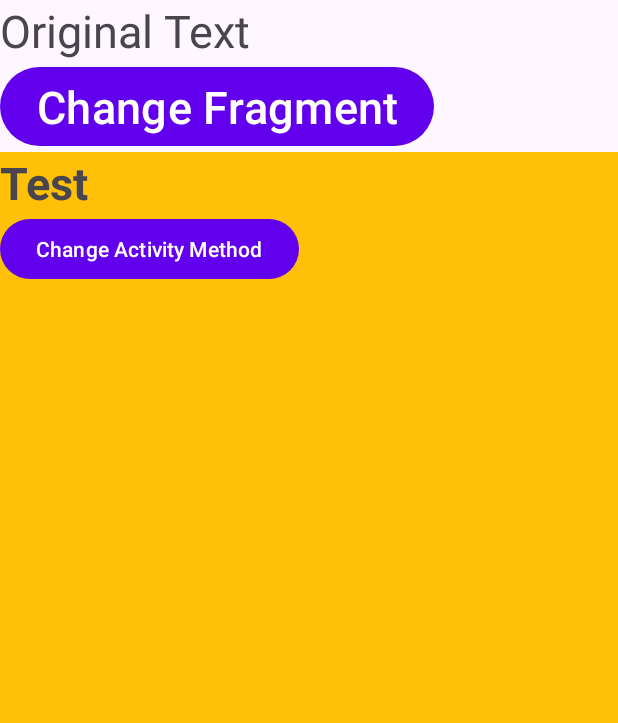
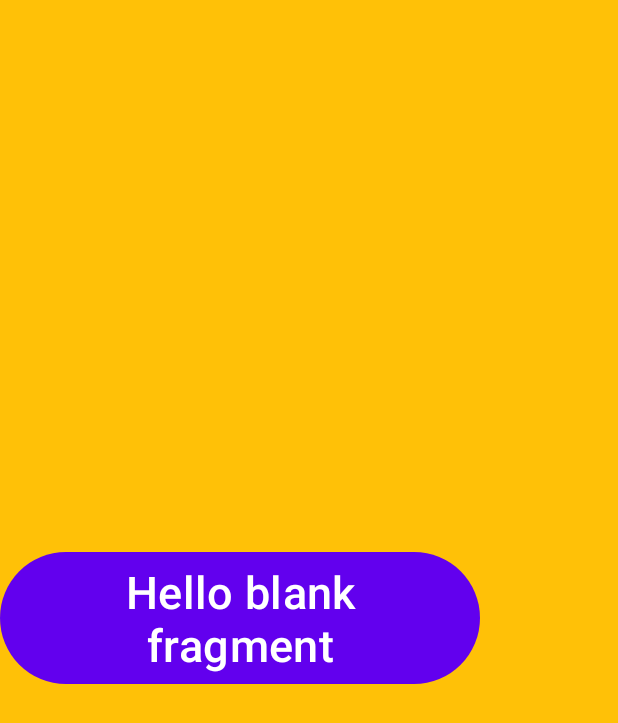
Before and after one commit to amanpreeto7/KotlinJuneBatch, an Android app: the screen it shows after launch (FragmentActivity before the commit, JetpackActivity after it), on a phone screen of 412 x 824 dp. Shown: the top 723 px of the screen. Run offline under Robolectric (Android 15) with nearby library versions, the phone set to English and light mode, and no system bars.

Commit message:
Jetpack navigation added

```diff
--- a/app/build.gradle
+++ b/app/build.gradle
@@ -46,4 +46,8 @@ dependencies {
     testImplementation 'junit:junit:4.13.2'
     androidTestImplementation 'androidx.test.ext:junit:1.1.5'
     androidTestImplementation 'androidx.test.espresso:espresso-core:3.5.1'
+
+    implementation "androidx.navigation:navigation-fragment-ktx:2.6.0"
+    implementation "androidx.navigation:navigation-ui-ktx:2.6.0"
+
 }
--- /dev/null
+++ b/app/src/main/java/com/o7solutions/kotlinjunebatch/jetpacknavigation/JetpackActivity.kt
@@ -0,0 +1,16 @@
+package com.o7solutions.kotlinjunebatch.jetpacknavigation
+
+import androidx.appcompat.app.AppCompatActivity
+import android.os.Bundle
+import androidx.navigation.NavController
+import androidx.navigation.findNavController
+import com.o7solutions.kotlinjunebatch.R
+
+class JetpackActivity : AppCompatActivity() {
+    lateinit var navController : NavController
+    override fun onCreate(savedInstanceState: Bundle?) {
+        super.onCreate(savedInstanceState)
+        setContentView(R.layout.activity_jetpack)
+        navController = findNavController(R.id.navHost)
+    }
+}
--- /dev/null
+++ b/app/src/main/java/com/o7solutions/kotlinjunebatch/jetpacknavigation/JetpackFirstFragment.kt
@@ -0,0 +1,73 @@
+package com.o7solutions.kotlinjunebatch.jetpacknavigation
+
+import android.os.Bundle
+import androidx.fragment.app.Fragment
+import android.view.LayoutInflater
+import android.view.View
+import android.view.ViewGroup
+import com.o7solutions.kotlinjunebatch.R
+import com.o7solutions.kotlinjunebatch.databinding.FragmentJetpackFirstBinding
+
+// TODO: Rename parameter arguments, choose names that match
+// the fragment initialization parameters, e.g. ARG_ITEM_NUMBER
+private const val ARG_PARAM1 = "param1"
+private const val ARG_PARAM2 = "param2"
+
+/**
+ * A simple [Fragment] subclass.
+ * Use the [JetpackFirstFragment.newInstance] factory method to
+ * create an instance of this fragment.
+ */
+class JetpackFirstFragment : Fragment() {
+    // TODO: Rename and change types of parameters
+    private var param1: String? = null
+    private var param2: String? = null
+    lateinit var binding : FragmentJetpackFirstBinding
+    lateinit var jetpackActivity: JetpackActivity
+    override fun onCreate(savedInstanceState: Bundle?) {
+        super.onCreate(savedInstanceState)
+        jetpackActivity = activity as JetpackActivity
+
+        arguments?.let {
+            param1 = it.getString(ARG_PARAM1)
+            param2 = it.getString(ARG_PARAM2)
+        }
+    }
+
+    override fun onCreateView(
+        inflater: LayoutInflater, container: ViewGroup?,
+        savedInstanceState: Bundle?
+    ): View? {
+        // Inflate the layout for this fragment
+        binding = FragmentJetpackFirstBinding.inflate(layoutInflater)
+        //inflater.inflate(R.layout.fragment_jetpack_first, container, false)
+        return binding.root
+    }
+
+    override fun onViewCreated(view: View, savedInstanceState: Bundle?) {
+        super.onViewCreated(view, savedInstanceState)
+        binding.btnMove.setOnClickListener {
+            jetpackActivity.navController.navigate(R.id.jetpackNavSecondFragment)
+        }
+    }
+
+    companion object {
+        /**
+         * Use this factory method to create a new instance of
+         * this fragment using the provided parameters.
+         *
+         * @param param1 Parameter 1.
+         * @param param2 Parameter 2.
+         * @return A new instance of fragment JetpackFirstFragment.
+         */
+        // TODO: Rename and change types and number of parameters
+        @JvmStatic
+        fun newInstance(param1: String, param2: String) =
+            JetpackFirstFragment().apply {
+                arguments = Bundle().apply {
+                    putString(ARG_PARAM1, param1)
+                    putString(ARG_PARAM2, param2)
+                }
+            }
+    }
+}
--- /dev/null
+++ b/app/src/main/res/layout/activity_jetpack.xml
@@ -0,0 +1,16 @@
+<?xml version="1.0" encoding="utf-8"?>
+<androidx.constraintlayout.widget.ConstraintLayout xmlns:android="http://schemas.android.com/apk/res/android"
+    xmlns:app="http://schemas.android.com/apk/res-auto"
+    xmlns:tools="http://schemas.android.com/tools"
+    android:layout_width="match_parent"
+    android:layout_height="match_parent"
+    tools:context=".jetpacknavigation.JetpackActivity">
+
+    <fragment
+        android:layout_width="match_parent"
+        android:layout_height="match_parent"
+        android:id="@+id/navHost"
+        android:name="androidx.navigation.fragment.NavHostFragment"
+        app:defaultNavHost="true"
+        app:navGraph="@navigation/login_graph"/>
+</androidx.constraintlayout.widget.ConstraintLayout>
--- /dev/null
+++ b/app/src/main/res/layout/fragment_jetpack_first.xml
@@ -0,0 +1,18 @@
+<?xml version="1.0" encoding="utf-8"?>
+<LinearLayout xmlns:android="http://schemas.android.com/apk/res/android"
+    xmlns:tools="http://schemas.android.com/tools"
+    android:layout_width="match_parent"
+    android:layout_height="match_parent"
+    android:background="@color/yellow"
+    tools:context=".jetpacknavigation.JetpackFirstFragment">
+
+    <!-- TODO: Update blank fragment layout -->
+    <Button
+        android:id="@+id/btnMove"
+        android:layout_width="wrap_content"
+        android:layout_height="wrap_content"
+        android:text="@string/hello_blank_fragment"
+        android:layout_gravity="center"
+        android:textSize="30sp"/>
+
+</LinearLayout>
--- /dev/null
+++ b/app/src/main/res/navigation/login_graph.xml
@@ -0,0 +1,18 @@
+<?xml version="1.0" encoding="utf-8"?>
+<navigation xmlns:android="http://schemas.android.com/apk/res/android"
+    xmlns:app="http://schemas.android.com/apk/res-auto"
+    xmlns:tools="http://schemas.android.com/tools"
+    android:id="@+id/login_graph.xml"
+    app:startDestination="@id/jetpackFirstFragment">
+
+    <fragment
+        android:id="@+id/jetpackFirstFragment"
+        android:name="com.o7solutions.kotlinjunebatch.jetpacknavigation.JetpackFirstFragment"
+        android:label="fragment_jetpack_first"
+        tools:layout="@layout/fragment_jetpack_first" />
+    <fragment
+        android:id="@+id/jetpackNavSecondFragment"
+        android:name="com.o7solutions.kotlinjunebatch.jetpacknavigation.JetpackNavSecondFragment"
+        android:label="fragment_jetpack_nav_second"
+        tools:layout="@layout/fragment_jetpack_nav_second" />
+</navigation>
--- /dev/null
+++ b/app/src/main/res/values/dimens.xml
@@ -0,0 +1,5 @@
+<?xml version="1.0" encoding="utf-8"?>
+<resources>
+    <dimen name="margin_20dp">20dp</dimen>
+    <dimen name="size_20sp">20sp</dimen>
+</resources>
--- a/app/src/main/res/values/strings.xml
+++ b/app/src/main/res/values/strings.xml
@@ -34,4 +34,6 @@
     <!-- TODO: Remove or change this placeholder text -->
     <string name="hello_blank_fragment">Hello blank fragment</string>
     <string name="change_activity_method">Change Activity Method</string>
+    <string name="navigate">Navigate</string>
+    <string name="pop">Pop</string>
 </resources>
```
Also changed, not shown: app/src/main/AndroidManifest.xml (+16 -4 lines), app/src/main/java/com/o7solutions/kotlinjunebatch/jetpacknavigation/JetpackNavSecondFragment.kt (added, +77 -0 lines), app/src/main/res/layout/fragment_jetpack_nav_second.xml (added, +24 -0 lines).
